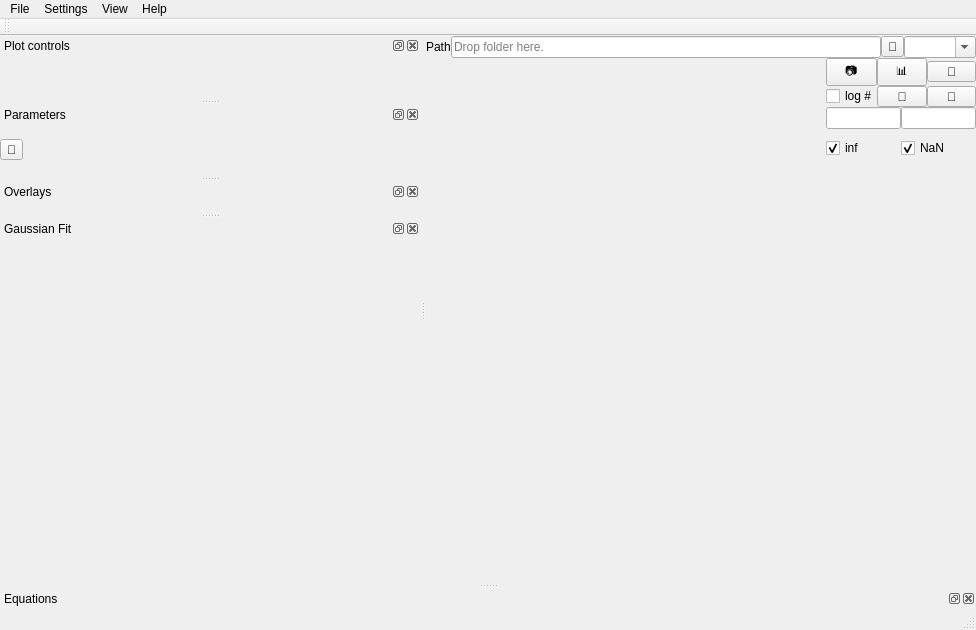
Qt form ndxplorer/plotting/plot_main.ui (tpeulen/ndxplorer) before a commit.
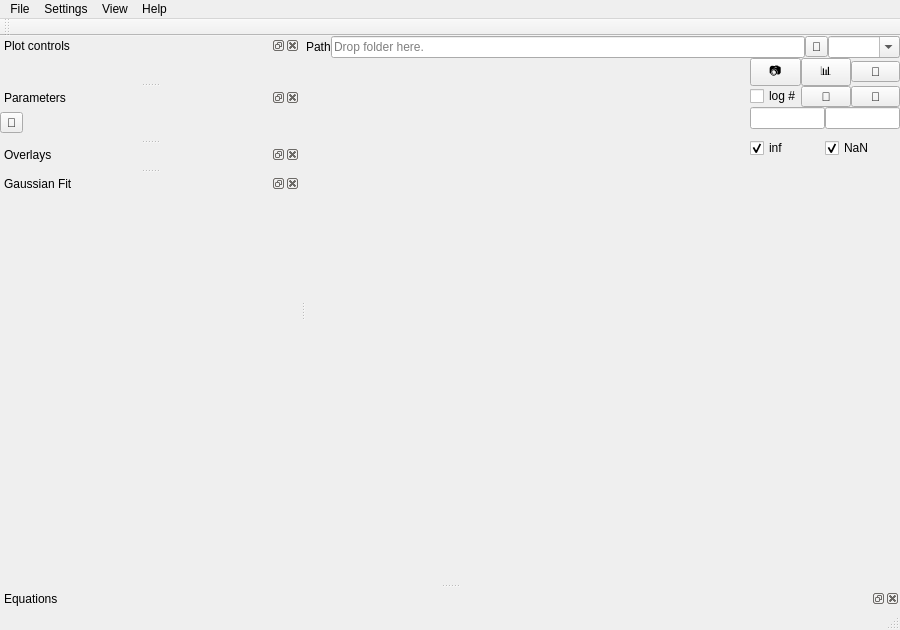
The same form after that commit. Icons and pictures are not drawn.

```diff
--- a/ndxplorer/plotting/plot_main.ui
+++ b/ndxplorer/plotting/plot_main.ui
@@ -766,8 +766,8 @@
   <widget class="QDockWidget" name="dockWidget_Fit">
    <property name="minimumSize">
     <size>
-     <width>420</width>
-     <height>220</height>
+     <width>300</width>
+     <height>340</height>
     </size>
    </property>
    <property name="windowTitle">
```
